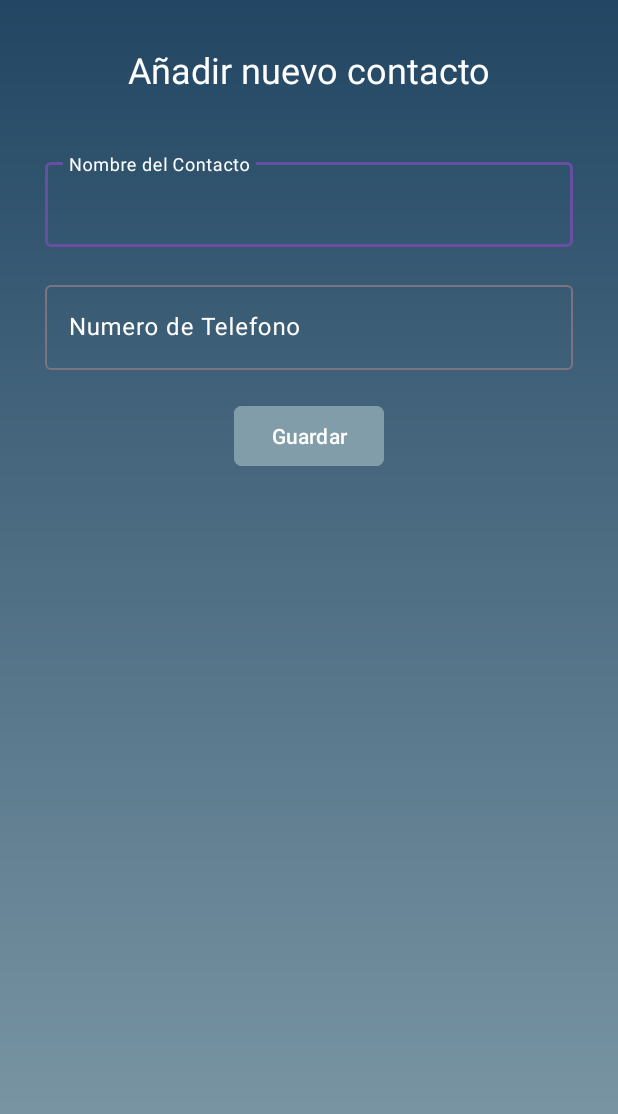
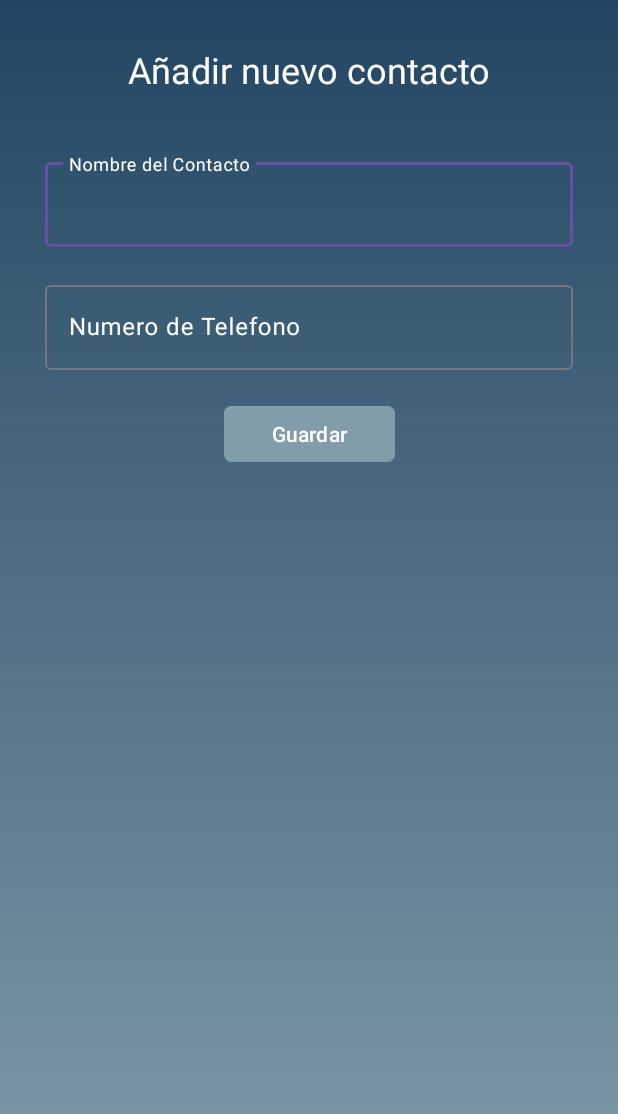
Before and after one commit to iRelative/Practica8, an Android app: the Agregar screen opened directly, with no data from a screen before it, on a phone screen of 412 x 824 dp. Shown: the top 1114 px of the screen. Run offline under Robolectric (Android 15) with nearby library versions, the phone set to English and light mode, and no system bars.

Commit message:
Version Final de la Practica 8

```diff
--- a/app/src/main/res/layout/activity_agregar.xml
+++ b/app/src/main/res/layout/activity_agregar.xml
@@ -67,8 +67,8 @@
 
     <Button
         android:id="@+id/button"
-        android:layout_width="100dp"
-        android:layout_height="wrap_content"
+        android:layout_width="114dp"
+        android:layout_height="45dp"
         android:layout_marginTop="20dp"
         android:backgroundTint="@color/god"
         android:onClick="save"
```
